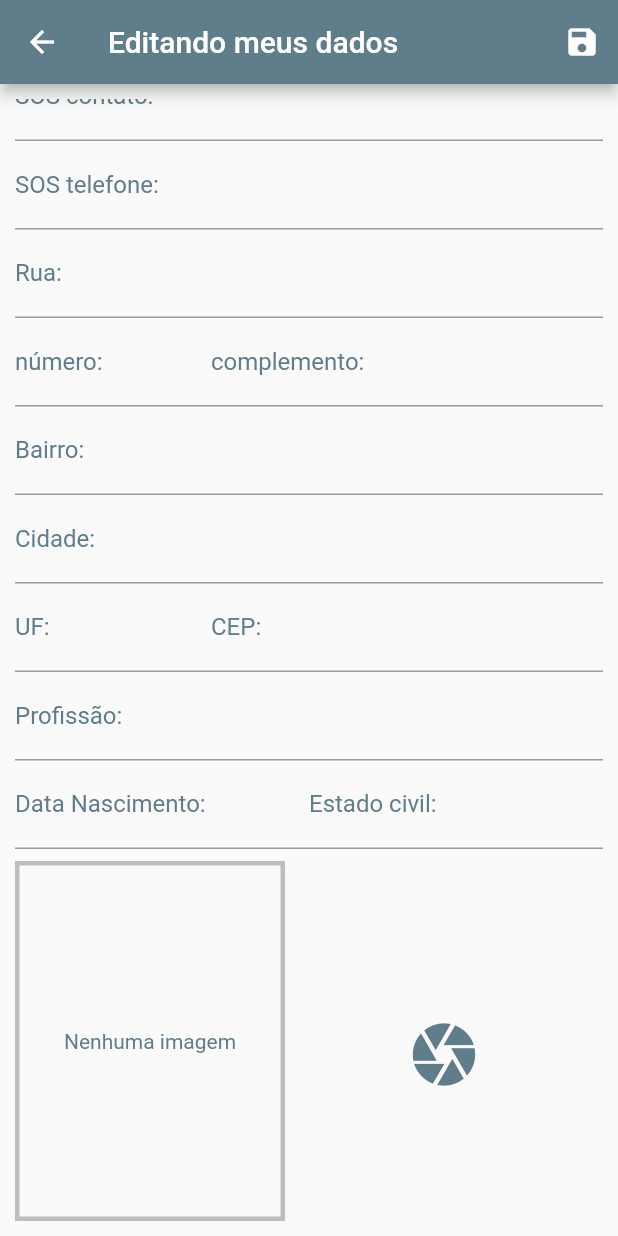
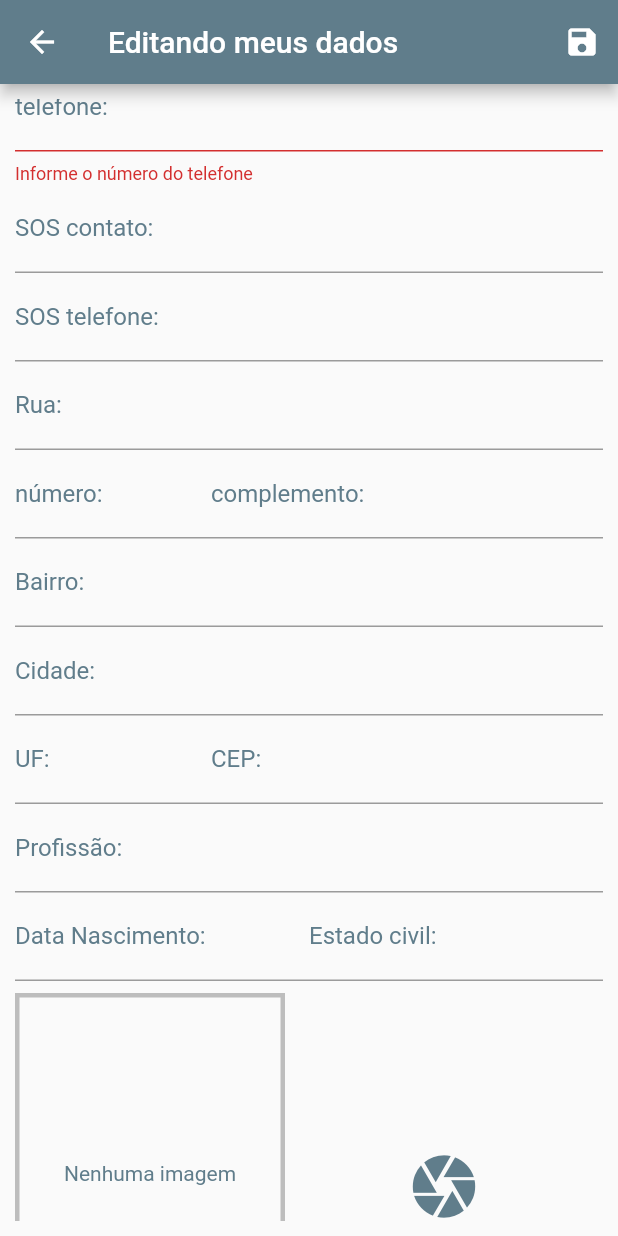
Before and after one commit to jady-sm-godoi/rcadmin_user, a Flutter app: the ProfileForm screen opened by its route, scrolled down 267 dp, after a tap on the "save" icon, on a phone screen of 412 x 824 dp. Run offline on Flutter 3.47's test engine with Material 2 defaults, Android fonts, the phone set to English and light mode, and no system bars; drawn by our look-alikes of select_form_field; our stand-ins replace image_picker; network calls fail.

Commit message:
validators functions

```diff
--- a/lib/model/user_profile_list.dart
+++ b/lib/model/user_profile_list.dart
@@ -1,3 +1,5 @@
+import 'dart:math';
+
 import 'package:flutter/widgets.dart';
 
 import 'package:rcadmin_user/model/user_profile.dart';
@@ -10,4 +12,27 @@ class UserProfileList with ChangeNotifier {
   List<UserProfile> get profiles {
     return [..._profiles];
   }
+
+  void addUser(UserProfile user) {
+    _profiles.add(user);
+    notifyListeners();
+  }
+
+  void addUserFromData(Map<String, Object> user) {
+    final newUser = UserProfile(
+      id: Random().nextDouble().toString(),
+      socialName: user['socialName'].toString(),
+      birthday: user['birthday'].toString(),
+      email: user['email'].toString(),
+      image: user['image'].toString(),
+      phone: user['phone'].toString(),
+      mobilePhone: user['mobilePhone'].toString(),
+      sosContact: user['sosContact'].toString(),
+      sosPhone: user['sosPhone'].toString(),
+      profession: user['profession'].toString(),
+      maritalStatus: user['maritalStatus'].toString(),
+    );
+
+    addUser(newUser);
+  }
 }
--- a/lib/pages/profile_form.dart
+++ b/lib/pages/profile_form.dart
@@ -1,11 +1,12 @@
 import 'dart:io';
-import 'dart:math';
 import 'package:flutter/material.dart';
+import 'package:provider/provider.dart';
+import 'package:rcadmin_user/utils/validators_form.dart';
 
 import 'package:select_form_field/select_form_field.dart';
 import 'package:image_picker/image_picker.dart';
 
-import 'package:rcadmin_user/model/user_profile.dart';
+import '../model/user_profile_list.dart';
 
 class ProfileForm extends StatefulWidget {
   const ProfileForm({Key? key}) : super(key: key);
@@ -68,31 +69,21 @@ class _ProfileFormState extends State<ProfileForm> {
   }
 
   void submitForm() {
+    final _isValidForm = _formKey.currentState?.validate() ?? false;
+
+    if (!_isValidForm) {
+      return;
+    }
+
     _formKey.currentState?.save();
-    final newUser = UserProfile(
-      id: Random().nextDouble().toString(),
-      socialName: _formUserData['socialName'].toString(),
-      birthday: _formUserData['birthday'].toString(),
-      email: _formUserData['email'].toString(),
-      image: _formUserData['image'].toString(),
-      phone: _formUserData['phone'].toString(),
-      mobilePhone: _formUserData['mobilePhone'].toString(),
-      sosContact: _formUserData['sosContact'].toString(),
-      sosPhone: _formUserData['sosPhone'].toString(),
-      profession: _formUserData['profession'].toString(),
-      maritalStatus: _formUserData['maritalStatus'].toString(),
-    );
+
+    Provider.of<UserProfileList>(
+      context,
+      listen: false,
+    ).addUserFromData(_formUserData);
+    Navigator.of(context).pop();
 
     //neste método temos que salvar a imagem que está instanciada em _storedImage
-
-    print(newUser.id);
-    print(newUser.socialName);
-    print(newUser.email);
-    print(newUser.mobilePhone);
-    print(newUser.birthday);
-    print(newUser.profession);
-    print(newUser.maritalStatus);
-    print(_storedImage);
   }
 
   @override
@@ -122,6 +113,7 @@ class _ProfileFormState extends State<ProfileForm> {
                 controller: _socialNameController,
                 onSaved: (socialName) =>
                     _formUserData['socialName'] = socialName ?? '',
+                validator: ValidatorsForm().validateName,
               ),
               TextFormField(
                 decoration: const InputDecoration(
@@ -131,6 +123,7 @@ class _ProfileFormState extends State<ProfileForm> {
                 keyboardType: TextInputType.emailAddress,
                 controller: _emailController,
                 onSaved: (email) => _formUserData['email'] = email ?? '',
+                validator: ValidatorsForm().validarEmail,
               ),
               TextFormField(
                 decoration: const InputDecoration(
@@ -141,6 +134,7 @@ class _ProfileFormState extends State<ProfileForm> {
                 controller: _mobilePhoneController,
                 onSaved: (mobilePhone) =>
                     _formUserData['mobilePhone'] = mobilePhone ?? '',
+                validator: ValidatorsForm().validateMobile,
               ),
               TextFormField(
                 decoration: const InputDecoration(
@@ -150,6 +144,7 @@ class _ProfileFormState extends State<ProfileForm> {
                 keyboardType: TextInputType.phone,
                 controller: _phoneController,
                 onSaved: (phone) => _formUserData['phone'] = phone ?? '',
+                validator: ValidatorsForm().validatePhone,
               ),
               TextFormField(
                 decoration: const InputDecoration(
--- /dev/null
+++ b/lib/utils/validators_form.dart
@@ -0,0 +1,89 @@
+import 'package:flutter/material.dart';
+
+class ValidatorsForm {
+  bool validateLenghtInput(String text, int tamanho) {
+    bool _isNotEmpty = text.trim().isNotEmpty;
+    bool _hasGoodLenght = text.trim().length >= tamanho;
+
+    return _isNotEmpty && _hasGoodLenght;
+  }
+
+  String? validateName(String? value) {
+    String patttern = r'(^[a-zA-Z ]*$)';
+    RegExp regExp = RegExp(patttern);
+
+    final _value = value ?? '';
+
+    if (!validateLenghtInput(_value, 2)) {
+      return 'Insira uma nome válido!';
+    }
+    if (!regExp.hasMatch(value!)) {
+      return "O nome deve conter caracteres de a-z ou A-Z";
+    }
+    return null;
+  }
+
+  String? validateMobile(String? value) {
+    String patttern = r'(^[0-9]*$)';
+    RegExp regExp = RegExp(patttern);
+
+    final _value = value ?? '';
+
+    if (_value.trim().isEmpty) {
+      return "Informe o celular";
+    }
+    if (_value.length != 11) {
+      return "O celular deve ter 11 dígitos";
+    }
+    if (!regExp.hasMatch(_value)) {
+      return "O número do celular so deve conter dígitos";
+    }
+    return null;
+  }
+
+  String? validatePhone(String? value) {
+    String patttern = r'(^[0-9]*$)';
+    RegExp regExp = RegExp(patttern);
+
+    final _value = value ?? '';
+
+    if (_value.trim().isEmpty) {
+      return "Informe o número do telefone";
+    }
+    if (_value.length != 10) {
+      return "O telefone deve ter 10 dígitos";
+    }
+    if (!regExp.hasMatch(_value)) {
+      return "O número do telefone so deve conter dígitos";
+    }
+    return null;
+  }
+
+  String? validarEmail(String? value) {
+    String pattern =
+        r'^(([^<>()[\]\\.,;:\s@\"]+(\.[^<>()[\]\\.,;:\s@\"]+)*)|(\".+\"))@((\[[0-9]{1,3}\.[0-9]{1,3}\.[0-9]{1,3}\.[0-9]{1,3}\])|(([a-zA-Z\-0-9]+\.)+[a-zA-Z]{2,}))$';
+    RegExp regExp = RegExp(pattern);
+
+    final _value = value ?? '';
+
+    if (_value.trim().isEmpty) {
+      return "Informe o Email";
+    }
+    if (!regExp.hasMatch(_value)) {
+      return "Email inválido";
+    }
+    return null;
+  }
+
+//TERMINAR FUNÇÃO...
+  // String? validatorSOSContact(
+  //   String? value,
+  //   TextEditingController sosPhoneController,
+  // ) {
+  //   final _value = value ?? '';
+
+  //   if (sosPhoneController.text.isNotEmpty) {
+  //     return 'Informe o nome do seu contato de emergência.';
+  //   }
+  // }
+}
```
